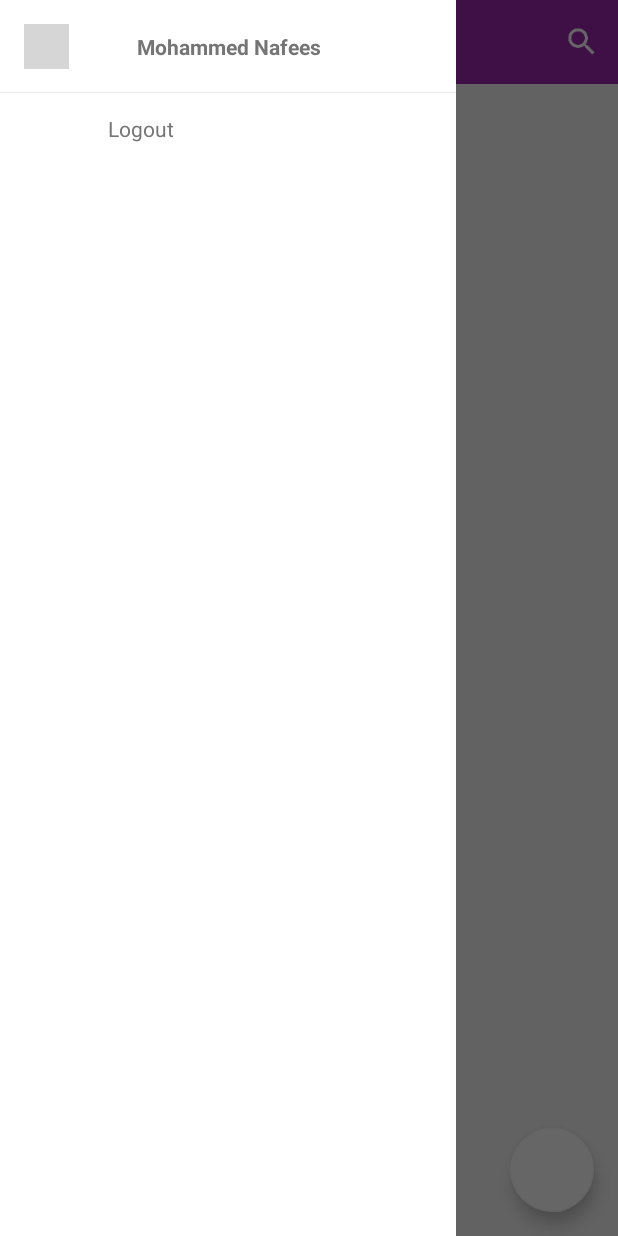
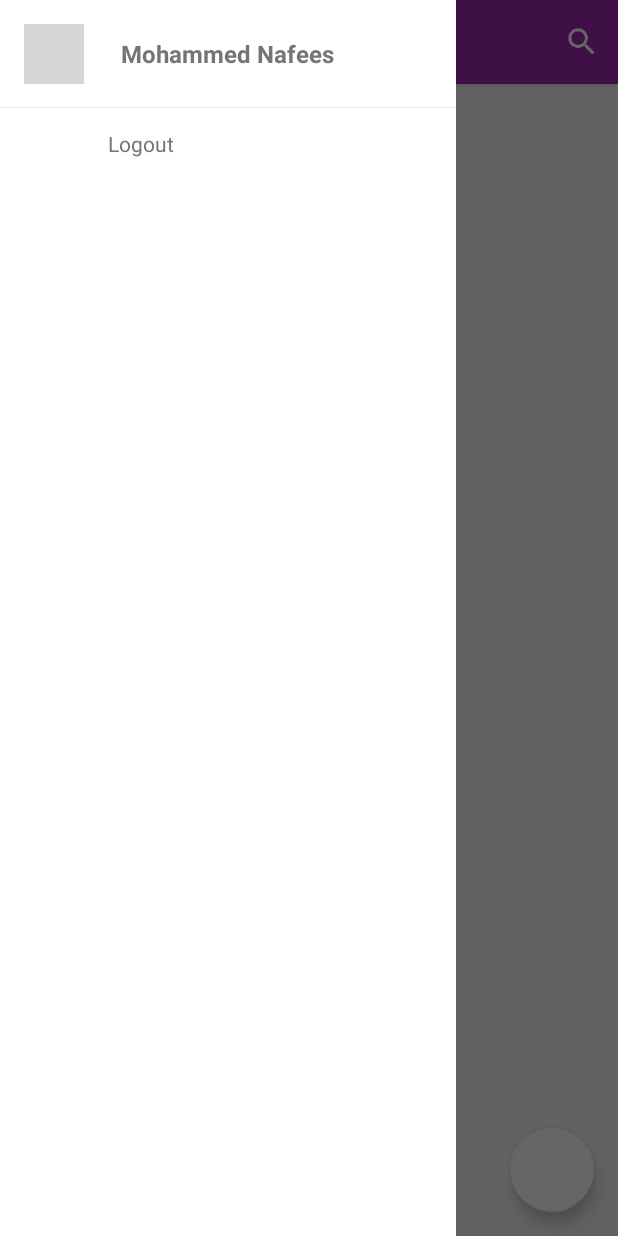
Before and after one commit to mnafees/Doubts, an Android app: the FeedActivity screen opened directly, with no data from a screen before it, with the side drawer open, on a phone screen of 412 x 824 dp. Run offline under Robolectric (Android 15) with nearby library versions, the phone set to English and light mode, and no system bars; our stand-ins replace CircleImageView, Picasso; libraries missing offline, so code that uses them is left out: com.github.curioustechizen.ago, com.melnykov.fab, io.realm, org.apmem.tools; plain views replace FloatingActionButton, technocool; pictures from the network do not load; 9 statements that could not run were skipped; grey boxes are pictures that could not be loaded.

```diff
--- a/doubts/src/main/java/solutions/doubts/DoubtsApplication.java
+++ b/doubts/src/main/java/solutions/doubts/DoubtsApplication.java
@@ -14,6 +14,7 @@ import com.squareup.otto.ThreadEnforcer;
 
 import solutions.doubts.api.models.AuthToken;
 import solutions.doubts.api.query.Query;
+import solutions.doubts.core.events.LogoutEvent;
 import solutions.doubts.internal.StringConstants;
 
 public class DoubtsApplication extends Application {
@@ -67,11 +68,13 @@ public class DoubtsApplication extends Application {
         mAuthToken = authToken;
     }
 
-    public void logOut() {
+    public void logout() {
         // clear the Shared Preferences
         mSharedPreferences.edit().clear().apply();
         // clear Realm
         //Realm.getInstance(this).de
+
+        mBus.post(new LogoutEvent());
 
         // start MainActivity
         final Intent intent = new Intent(this, MainActivity.class);
--- a/doubts/src/main/res/layout/layout_feed_drawer_profile_top.xml
+++ b/doubts/src/main/res/layout/layout_feed_drawer_profile_top.xml
@@ -16,8 +16,8 @@
 
     <de.hdodenhof.circleimageview.CircleImageView xmlns:app="http://schemas.android.com/apk/res-auto"
         android:id="@+id/profileImage"
-        android:layout_width="30dp"
-        android:layout_height="30dp"
+        android:layout_width="40dp"
+        android:layout_height="40dp"
         android:background="@android:color/transparent"
         app:border_color="@android:color/white"
         app:border_width="1dp"
@@ -30,7 +30,7 @@
         android:id="@+id/name"
         android:layout_weight="1"
         android:gravity="center"
-        android:textSize="14sp"
+        android:textSize="16sp"
         android:textStyle="bold"
         android:layout_centerInParent="true"
         android:textColor="@color/grey" />
```
Also changed, not shown: doubts/src/main/java/solutions/doubts/activities/feed/FeedActivity.java (+30 -14 lines), doubts/src/main/java/solutions/doubts/core/events/LogoutEvent.java (added, +9 -0 lines).
